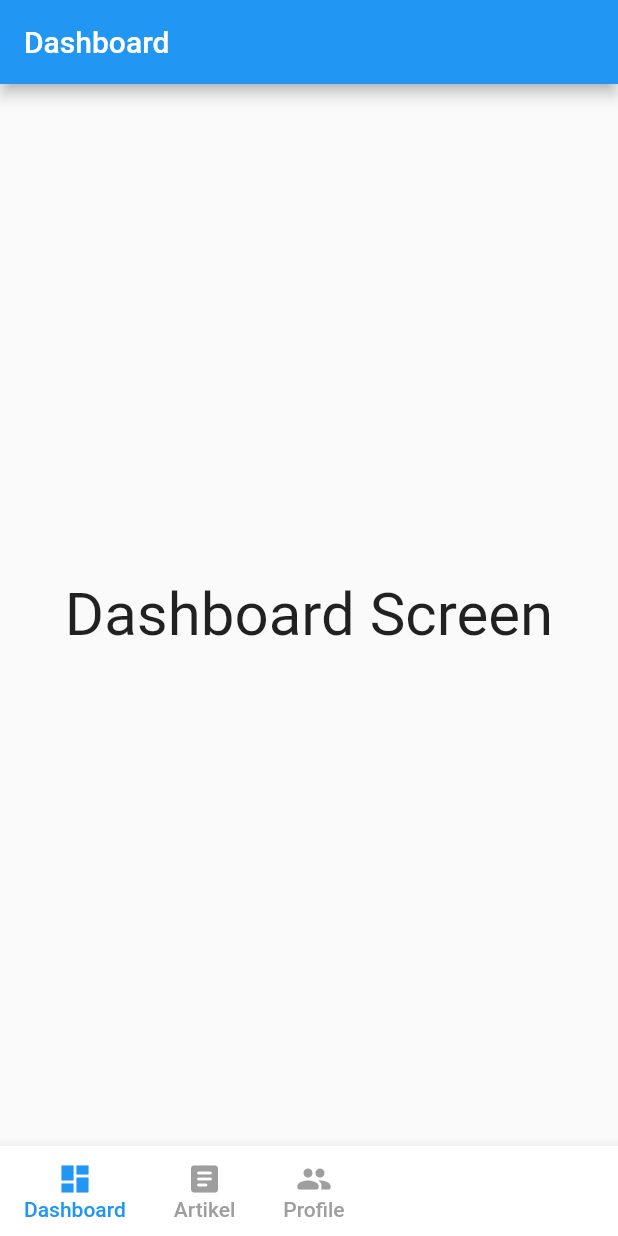
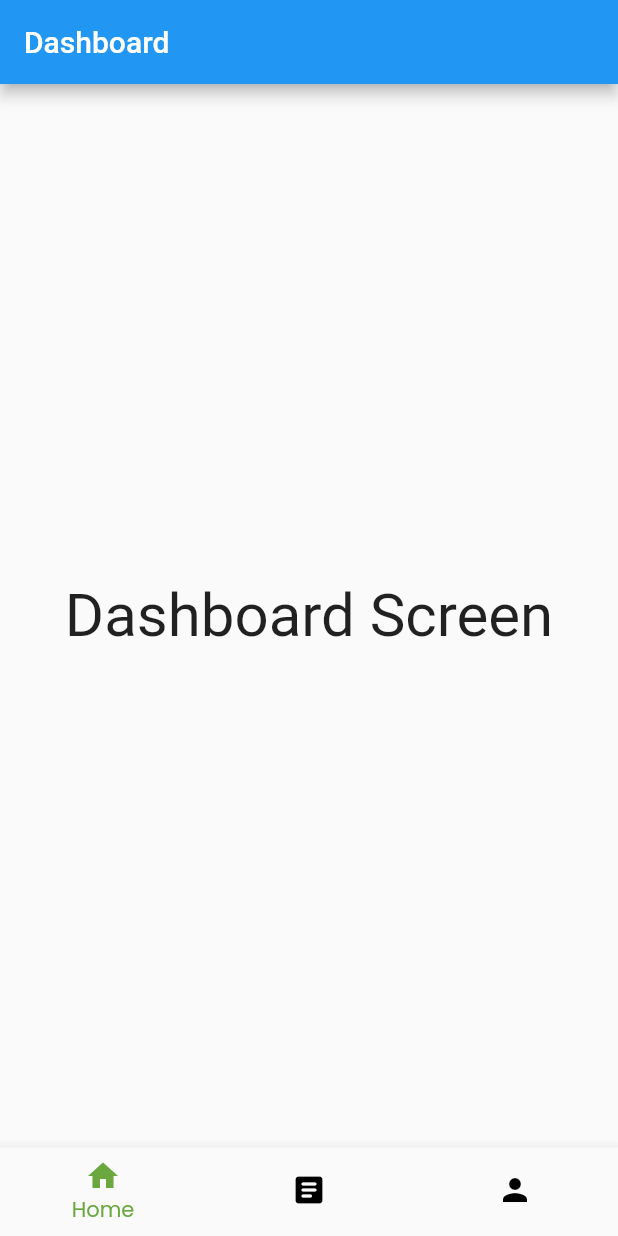
Before and after one commit to widhastian/Mobile-Framework-Sms4, a Flutter app: the screen it shows after launch, on a phone screen of 412 x 824 dp. Run offline on Flutter 3.47's test engine with Material 2 defaults, Android fonts, the phone set to English and light mode, and no system bars; our stand-ins replace animated_theme_switcher, from_css_color, google_fonts.

Commit message:
navigation bottom (revisi)

```diff
--- a/project_sms4/lib/Home.dart
+++ b/project_sms4/lib/Home.dart
@@ -1,17 +1,13 @@
-import 'package:animated_theme_switcher/animated_theme_switcher.dart';
 import 'package:flutter/material.dart';
 import 'package:google_fonts/google_fonts.dart';
 import 'package:from_css_color/from_css_color.dart';
 import 'package:project_sms4/page/artikel_page.dart';
 import 'package:project_sms4/page/dashboard_page.dart';
 import 'package:project_sms4/page/profile_page.dart';
-import 'package:project_sms4/widget/appbar_widget.dart';
 import 'package:project_sms4/widget/button_widget.dart';
-import 'package:project_sms4/widget/profile_widget.dart';
-import 'package:persistent_bottom_nav_bar/persistent-tab-view.dart';
 
 class Home extends StatefulWidget {
-  // const Home({Key? key}) : super(key: key);
+  const Home({Key? key}) : super(key: key);
 
   @override
   _HomeState createState() => _HomeState();
@@ -21,104 +17,35 @@ class _HomeState extends State<Home> {
   int currentTab = 0;
   final List<Widget> screens = [Dashboard(), Artikel(), ProfilePage()];
 
-  final PageStorageBucket bucket = PageStorageBucket();
-  Widget currentScreen = Dashboard();
-
   @override
   Widget build(BuildContext context) {
     return Scaffold(
-      body: PageStorage(
-        bucket: bucket,
-        child: currentScreen,
+      body: IndexedStack(
+        index: currentTab,
+        children: screens,
       ),
-      bottomNavigationBar: BottomAppBar(
-        shape: CircularNotchedRectangle(),
-        notchMargin: 10,
-        child: Container(
-          height: 60,
-          child: Row(
-            mainAxisAlignment: MainAxisAlignment.spaceBetween,
-            children: <Widget>[
-              Row(
-                crossAxisAlignment: CrossAxisAlignment.start,
-                children: [
-                  MaterialButton(
-                    minWidth: 40,
-                    onPressed: () {
-                      setState(() {
-                        currentScreen = Dashboard();
-                        currentTab = 0;
-                      });
-                    },
-                    child: Column(
-                      mainAxisAlignment: MainAxisAlignment.center,
-                      children: [
-                        Icon(
-                          Icons.dashboard,
-                          color: currentTab == 0 ? Colors.blue : Colors.grey,
-                        ),
-                        Text(
-                          'Dashboard',
-                          style: TextStyle(
-                              color:
-                                  currentTab == 0 ? Colors.blue : Colors.grey),
-                        )
-                      ],
-                    ),
-                  ),
-                  MaterialButton(
-                    minWidth: 40,
-                    onPressed: () {
-                      setState(() {
-                        currentScreen = Artikel();
-                        currentTab = 1;
-                      });
-                    },
-                    child: Column(
-                      mainAxisAlignment: MainAxisAlignment.center,
-                      children: [
-                        Icon(
-                          Icons.article_rounded,
-                          color: currentTab == 1 ? Colors.black : Colors.grey,
-                        ),
-                        Text(
-                          'Artikel',
-                          style: TextStyle(
-                              color:
-                                  currentTab == 1 ? Colors.black : Colors.grey),
-                        )
-                      ],
-                    ),
-                  ),
-                  MaterialButton(
-                    minWidth: 40,
-                    onPressed: () {
-                      setState(() {
-                        currentScreen = ProfilePage();
-                        currentTab = 2;
-                      });
-                    },
-                    child: Column(
-                      mainAxisAlignment: MainAxisAlignment.center,
-                      children: [
-                        Icon(
-                          Icons.people_rounded,
-                          color: currentTab == 2 ? Colors.green : Colors.grey,
-                        ),
-                        Text(
-                          'Profile',
-                          style: TextStyle(
-                              color:
-                                  currentTab == 2 ? Colors.green : Colors.grey),
-                        )
-                      ],
-                    ),
-                  ),
-                ],
-              ),
-            ],
+      bottomNavigationBar: BottomNavigationBar(
+        type: BottomNavigationBarType.fixed,
+        selectedLabelStyle: GoogleFonts.getFont('Poppins'),
+        selectedItemColor: fromCssColor('#6AA83F'),
+        unselectedItemColor: Colors.black,
+        showUnselectedLabels: false,
+        currentIndex: currentTab,
+        onTap: (index) => setState(() => currentTab = index),
+        items: [
+          BottomNavigationBarItem(
+            icon: Icon(Icons.home),
+            label: 'Home',
           ),
-        ),
+          BottomNavigationBarItem(
+            icon: Icon(Icons.article_rounded),
+            label: 'Artikel',
+          ),
+          BottomNavigationBarItem(
+            icon: Icon(Icons.person),
+            label: 'Profile',
+          ),
+        ],
       ),
     );
   }
--- a/project_sms4/lib/main.dart
+++ b/project_sms4/lib/main.dart
@@ -1,6 +1,7 @@
 import 'package:animated_theme_switcher/animated_theme_switcher.dart';
 import 'package:flutter/material.dart';
 import 'package:flutter/services.dart';
+import 'package:project_sms4/page/login_page.dart';
 import 'package:project_sms4/page/opening.dart';
 import 'package:project_sms4/page/profile_page.dart';
 import 'package:project_sms4/themes.dart';
@@ -39,6 +40,7 @@
           // theme: ThemeProvider(),
           title: title,
           home: Home(),
+          // home: Login(),
         ),
       ),
     );
--- a/project_sms4/lib/page/login_page.dart
+++ b/project_sms4/lib/page/login_page.dart
@@ -196,7 +196,7 @@ class _LoginState extends State<Login> {
                   child: ElevatedButton(
                     onPressed: () async {
                       if (_formKey.currentState!.validate()) {
-                        Navigator.push(context,
+                        Navigator.pushReplacement(context,
                             MaterialPageRoute(builder: (context) => Home()));
                       }
                     },
```
